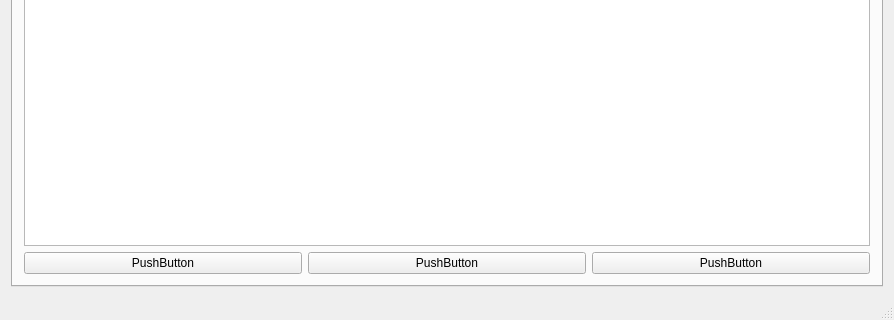
Qt form IRealtor_Desktop/mainwindow.ui (dieselrus/IRealtor_Desktop) before a commit; both pictures show x 0 to 894 and y 297 to 617 of the 894 by 617 pixel window.
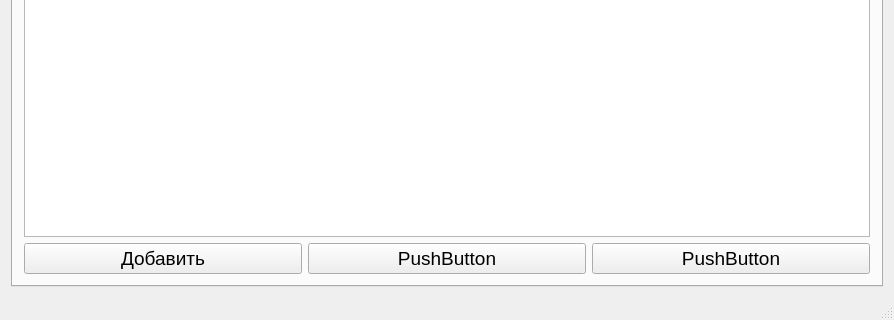
The same form after that commit. The open tabs and pages were chosen to show the change. Icons and pictures are not drawn.

The edit to the form file:
```diff
--- a/IRealtor_Desktop/mainwindow.ui
+++ b/IRealtor_Desktop/mainwindow.ui
@@ -22,8 +22,8 @@
       </property>
       <property name="iconSize">
        <size>
-        <width>96</width>
-        <height>96</height>
+        <width>48</width>
+        <height>48</height>
        </size>
       </property>
       <widget class="QWidget" name="tab">
@@ -376,14 +376,24 @@
         <item>
          <layout class="QHBoxLayout" name="horizontalLayout">
           <item>
-           <widget class="QPushButton" name="pushButton_2">
+           <widget class="QPushButton" name="btnAdd">
+            <property name="font">
+             <font>
+              <pointsize>14</pointsize>
+             </font>
+            </property>
             <property name="text">
-             <string>PushButton</string>
+             <string>Добавить</string>
             </property>
            </widget>
           </item>
           <item>
            <widget class="QPushButton" name="pushButton_3">
+            <property name="font">
+             <font>
+              <pointsize>14</pointsize>
+             </font>
+            </property>
             <property name="text">
              <string>PushButton</string>
             </property>
@@ -391,6 +401,11 @@
           </item>
           <item>
            <widget class="QPushButton" name="pushButton_4">
+            <property name="font">
+             <font>
+              <pointsize>14</pointsize>
+             </font>
+            </property>
             <property name="text">
              <string>PushButton</string>
             </property>
```
Left out of the diff: 26 changed lines with no effect on the pictures.
